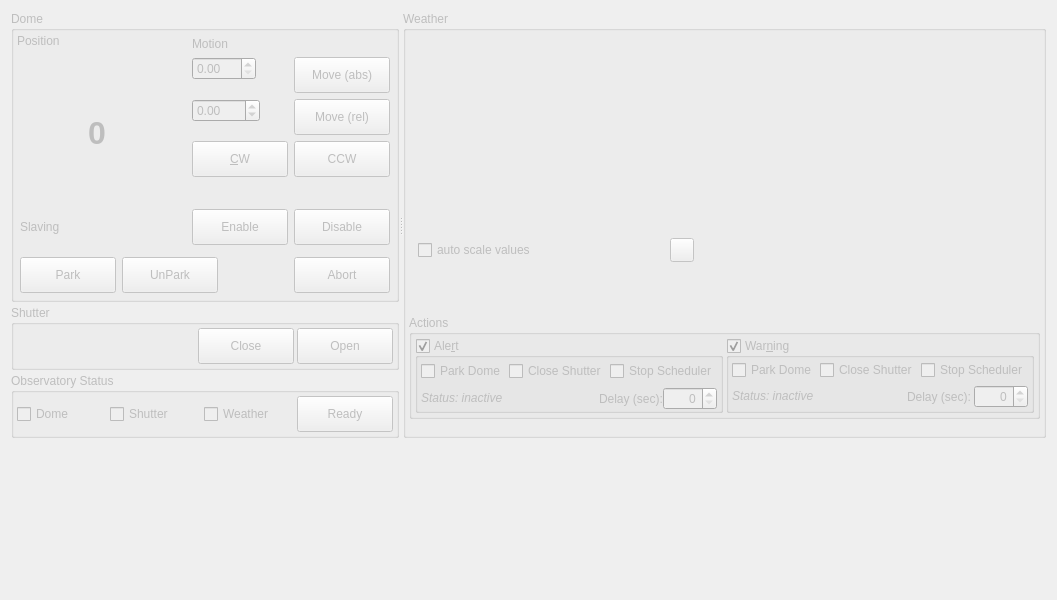
Qt form kstars/ekos/observatory/observatory.ui (KDE/kstars) before a commit.
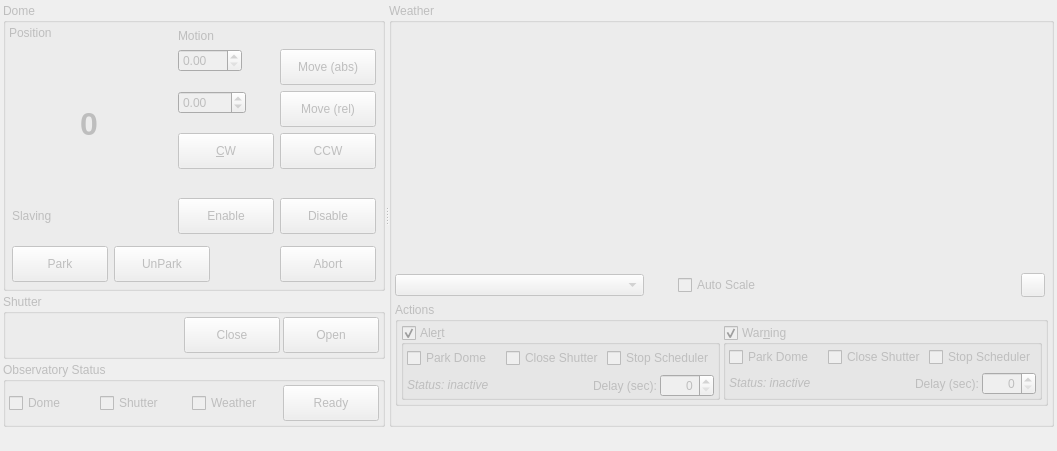
The same form after that commit. Icons and pictures are not drawn. Custom widgets are drawn as their Qt base class.

Commit message: Re-enable observatory module

Diff of the .ui file:
```diff
--- a/kstars/ekos/observatory/observatory.ui
+++ b/kstars/ekos/observatory/observatory.ui
@@ -6,8 +6,8 @@
    <rect>
     <x>0</x>
     <y>0</y>
-    <width>800</width>
-    <height>600</height>
+    <width>1057</width>
+    <height>451</height>
    </rect>
   </property>
   <property name="windowTitle">
@@ -17,6 +17,21 @@
    <string/>
   </property>
   <layout class="QVBoxLayout" name="verticalLayout_2">
+   <property name="spacing">
+    <number>3</number>
+   </property>
+   <property name="leftMargin">
+    <number>3</number>
+   </property>
+   <property name="topMargin">
+    <number>3</number>
+   </property>
+   <property name="rightMargin">
+    <number>3</number>
+   </property>
+   <property name="bottomMargin">
+    <number>3</number>
+   </property>
    <item>
     <widget class="QSplitter" name="splitter">
      <property name="orientation">
@@ -56,6 +71,9 @@
           </property>
           <item>
            <layout class="QGridLayout" name="domeStatusBox">
+            <property name="spacing">
+             <number>3</number>
+            </property>
             <item row="1" column="0" rowspan="2">
              <widget class="QLabel" name="domeAzimuthPosition">
               <property name="minimumSize">
@@ -794,7 +812,7 @@
       <property name="title">
        <string>Weather</string>
       </property>
-      <layout class="QGridLayout" name="gridLayout_5">
+      <layout class="QGridLayout" name="gridLayout_5" columnstretch="0,0,0,0,0,0,0,0,0,0">
        <property name="leftMargin">
         <number>3</number>
        </property>
@@ -807,10 +825,65 @@
        <property name="bottomMargin">
         <number>3</number>
        </property>
-       <property name="horizontalSpacing">
+       <property name="spacing">
         <number>3</number>
        </property>
-       <item row="3" column="0" colspan="6" alignment="Qt::AlignTop">
+       <item row="3" column="4">
+        <widget class="QCheckBox" name="autoscaleValuesCB">
+         <property name="toolTip">
+          <string>&lt;html&gt;&lt;head/&gt;&lt;body&gt;&lt;p&gt;Scale the value axis to the current value range.&lt;/p&gt;&lt;/body&gt;&lt;/html&gt;</string>
+         </property>
+         <property name="text">
+          <string>Auto Scale</string>
+         </property>
+        </widget>
+       </item>
+       <item row="3" column="8">
+        <widget class="QPushButton" name="clearGraphHistory">
+         <property name="enabled">
+          <bool>false</bool>
+         </property>
+         <property name="minimumSize">
+          <size>
+           <width>24</width>
+           <height>24</height>
+          </size>
+         </property>
+         <property name="maximumSize">
+          <size>
+           <width>24</width>
+           <height>24</height>
+          </size>
+         </property>
+         <property name="toolTip">
+          <string>&lt;html&gt;&lt;head/&gt;&lt;body&gt;&lt;p&gt;Clear sensor data history&lt;/p&gt;&lt;/body&gt;&lt;/html&gt;</string>
+         </property>
+         <property name="text">
+          <string/>
+         </property>
+         <property name="icon">
+          <iconset theme="edit-delete">
+           <normaloff>.</normaloff>.</iconset>
+         </property>
+         <property name="iconSize">
+          <size>
+           <width>24</width>
+           <height>24</height>
+          </size>
+         </property>
+        </widget>
+       </item>
+       <item row="3" column="2">
+        <widget class="QComboBox" name="weatherSourceCombo">
+         <property name="sizePolicy">
+          <sizepolicy hsizetype="MinimumExpanding" vsizetype="Fixed">
+           <horstretch>0</horstretch>
+           <verstretch>0</verstretch>
+          </sizepolicy>
+         </property>
+        </widget>
+       </item>
+       <item row="4" column="2" colspan="8" alignment="Qt::AlignTop">
         <widget class="QGroupBox" name="weatherActionsBox">
          <property name="enabled">
           <bool>false</bool>
@@ -881,6 +954,9 @@
              </item>
              <item row="1" column="0" colspan="3">
               <layout class="QHBoxLayout" name="horizontalLayout_2">
+               <property name="spacing">
+                <number>3</number>
+               </property>
                <item>
                 <widget class="QLabel" name="weatherAlertStatusLabel">
                  <property name="text">
@@ -952,6 +1028,9 @@
              </property>
              <item row="1" column="0" colspan="3">
               <layout class="QHBoxLayout" name="horizontalLayout">
+               <property name="spacing">
+                <number>3</number>
+               </property>
                <item>
                 <widget class="QLabel" name="weatherWarningStatusLabel">
                  <property name="text">
@@ -1021,21 +1100,8 @@
          </layout>
         </widget>
        </item>
-       <item row="1" column="1" rowspan="2" colspan="5">
-        <widget class="QCustomPlot" name="sensorGraphs" native="true">
-         <property name="sizePolicy">
-          <sizepolicy hsizetype="Expanding" vsizetype="Expanding">
-           <horstretch>0</horstretch>
-           <verstretch>0</verstretch>
-          </sizepolicy>
-         </property>
-         <property name="toolTip">
-          <string/>
-         </property>
-        </widget>
-       </item>
-       <item row="0" column="2">
-        <spacer name="horizontalSpacer_5">
+       <item row="3" column="6">
+        <spacer name="horizontalSpacer_3">
          <property name="orientation">
           <enum>Qt::Horizontal</enum>
          </property>
@@ -1047,7 +1113,7 @@
          </property>
         </spacer>
        </item>
-       <item row="0" column="4">
+       <item row="3" column="3">
         <widget class="QLabel" name="weatherStatusLabel">
          <property name="sizePolicy">
           <sizepolicy hsizetype="Fixed" vsizetype="Fixed">
@@ -1072,7 +1138,7 @@
          </property>
         </widget>
        </item>
-       <item row="1" column="0">
+       <item row="1" column="2" rowspan="2">
         <widget class="QWidget" name="sensorData" native="true">
          <property name="minimumSize">
           <size>
@@ -1085,80 +1151,17 @@
          </property>
         </widget>
        </item>
-       <item row="2" column="0">
-        <widget class="QFrame" name="horizontalFrame">
-         <layout class="QHBoxLayout" name="graphActionsBox">
-          <property name="leftMargin">
-           <number>9</number>
-          </property>
-          <property name="topMargin">
-           <number>3</number>
-          </property>
-          <property name="rightMargin">
-           <number>9</number>
-          </property>
-          <property name="bottomMargin">
-           <number>3</number>
-          </property>
-          <item>
-           <widget class="QCheckBox" name="autoscaleValuesCB">
-            <property name="toolTip">
-             <string>&lt;html&gt;&lt;head/&gt;&lt;body&gt;&lt;p&gt;Scale the value axis to the current value range.&lt;/p&gt;&lt;/body&gt;&lt;/html&gt;</string>
-            </property>
-            <property name="text">
-             <string>auto scale values</string>
-            </property>
-           </widget>
-          </item>
-          <item>
-           <spacer name="horizontalSpacer_3">
-            <property name="orientation">
-             <enum>Qt::Horizontal</enum>
-            </property>
-            <property name="sizeHint" stdset="0">
-             <size>
-              <width>40</width>
-              <height>20</height>
-             </size>
-            </property>
-           </spacer>
-          </item>
-          <item>
-           <widget class="QPushButton" name="clearGraphHistory">
-            <property name="enabled">
-             <bool>false</bool>
-            </property>
-            <property name="minimumSize">
-             <size>
-              <width>24</width>
-              <height>24</height>
-             </size>
-            </property>
-            <property name="maximumSize">
-             <size>
-              <width>24</width>
-              <height>24</height>
-             </size>
-            </property>
-            <property name="toolTip">
-             <string>&lt;html&gt;&lt;head/&gt;&lt;body&gt;&lt;p&gt;Clear sensor data history&lt;/p&gt;&lt;/body&gt;&lt;/html&gt;</string>
-            </property>
-            <property name="text">
-             <string/>
-            </property>
-            <property name="icon">
-             <iconset theme="edit-delete">
-              <normaloff>.</normaloff>.</iconset>
-            </property>
-            <property name="iconSize">
-             <size>
-              <width>24</width>
-              <height>24</height>
-             </size>
-            </property>
-           </widget>
-          </item>
-         </layout>
+       <item row="1" column="3" rowspan="2" colspan="6">
+        <widget class="QCustomPlot" name="sensorGraphs" native="true">
+         <property name="sizePolicy">
+          <sizepolicy hsizetype="Expanding" vsizetype="Expanding">
+           <horstretch>0</horstretch>
+           <verstretch>0</verstretch>
+          </sizepolicy>
+         </property>
+         <property name="toolTip">
+          <string/>
+         </property>
         </widget>
        </item>
       </layout>
```
The commit also changes 18 other files.
